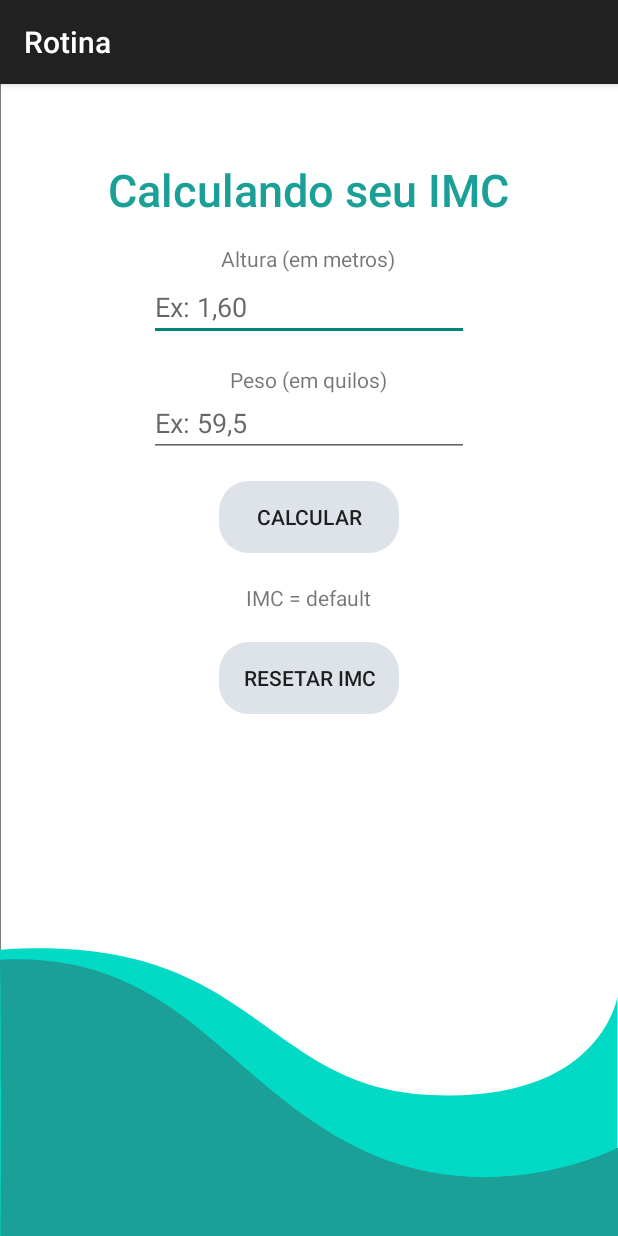
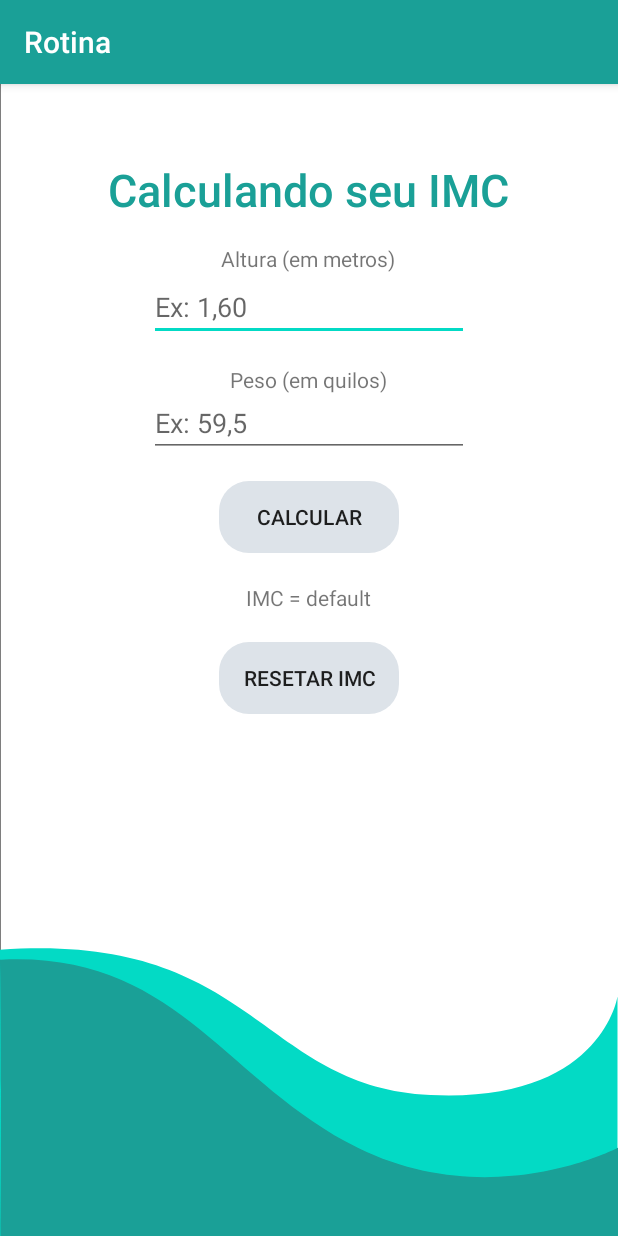
Before and after one commit to anna-jose/Rotina, an Android app: the screen it shows after launch (CalculoMassa), after a tap on "Calcular IMC", on a phone screen of 412 x 824 dp. Run offline under Robolectric (Android 15) with nearby library versions, the light colour scheme and no system bars.

Commit message:
Versão final .2 IMC 9/10 Etapas 9/10

```diff
--- a/app/src/main/res/values/styles.xml
+++ b/app/src/main/res/values/styles.xml
@@ -13,6 +13,9 @@
 
     <style name="BG2" parent="Theme.AppCompat.Light.DarkActionBar">
         <item name="android:windowBackground">@drawable/bg3</item>
+        <item name="colorPrimary">@color/defaultTeal</item>
+        <item name="colorPrimaryDark">@color/darkTeal</item>
+        <item name="colorAccent">@color/colorAccent</item>
     </style>
 
     <style name="Home" parent="Theme.AppCompat.Light.DarkActionBar">
```
